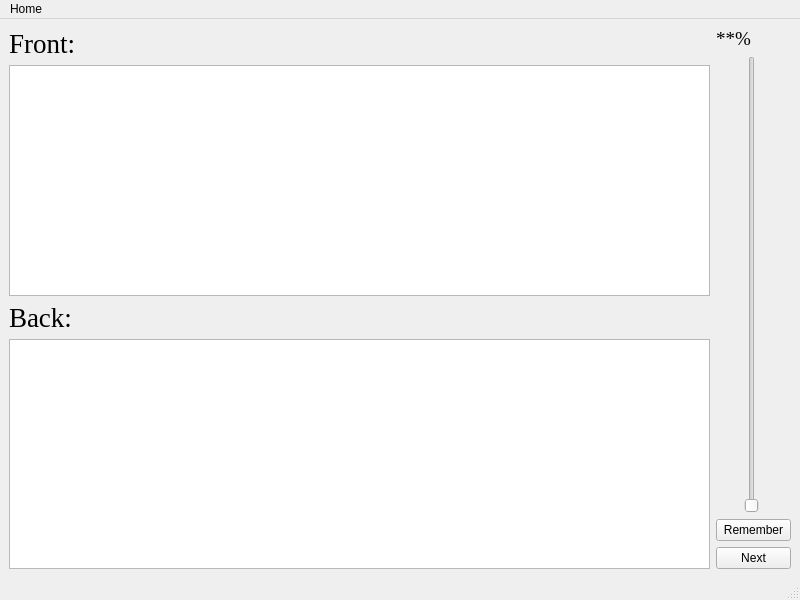
Before: the Qt Designer form src/UI/Back.ui in zpb911km/Linear_Memo, drawn with Qt 5.
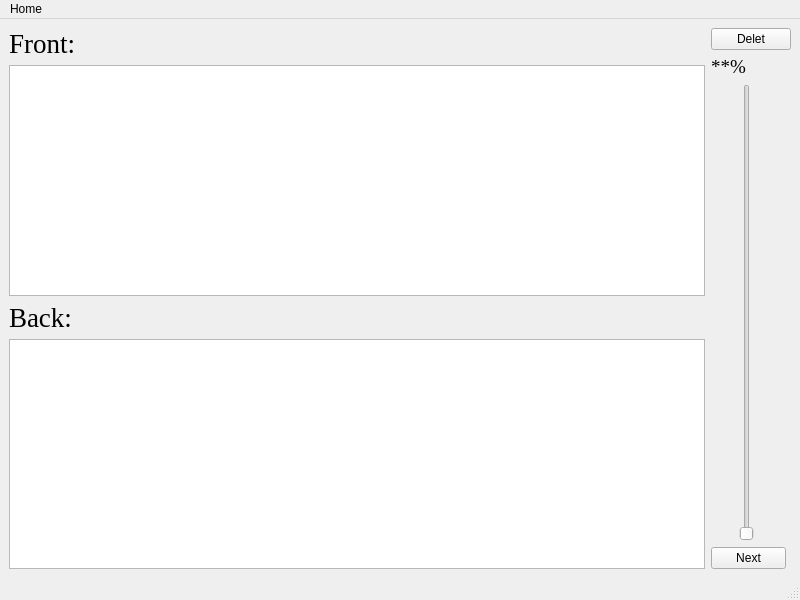
After: the same form once the commit is applied.

What changed in the file:
```diff
--- a/src/UI/Back.ui
+++ b/src/UI/Back.ui
@@ -68,6 +68,13 @@
     </item>
     <item>
      <layout class="QVBoxLayout" name="verticalLayout">
+      <item>
+       <widget class="QPushButton" name="pushButton_3">
+        <property name="text">
+         <string>Delet</string>
+        </property>
+       </widget>
+      </item>
       <item>
        <widget class="QLabel" name="label_3">
         <property name="maximumSize">
@@ -95,24 +102,17 @@
           <height>16777215</height>
          </size>
         </property>
+        <property name="minimum">
+         <number>1</number>
+        </property>
+        <property name="maximum">
+         <number>100</number>
+        </property>
         <property name="orientation">
          <enum>Qt::Vertical</enum>
         </property>
        </widget>
       </item>
-      <item>
-       <widget class="QPushButton" name="pushButton_2">
-        <property name="maximumSize">
-         <size>
-          <width>75</width>
-          <height>24</height>
-         </size>
-        </property>
-        <property name="text">
-         <string>Remember</string>
-        </property>
-       </widget>
-      </item>
       <item>
        <widget class="QPushButton" name="pushButton">
         <property name="maximumSize">
```
